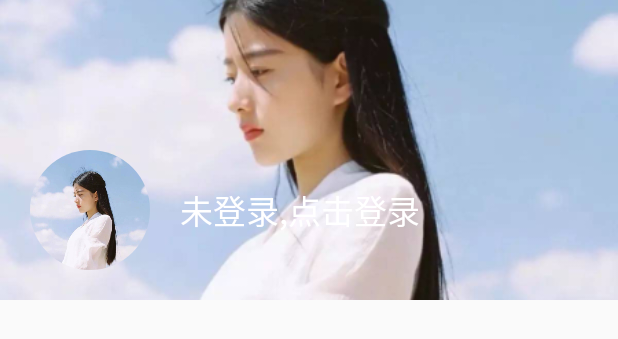
After one commit to WuMeng-1993/Kotlin-WanAndroid, an Android app: the layout layout_navigation_header.xml on its own in the app's theme, with its tools: preview values and no code run, on a phone screen of 412 x 824 dp. The commit adds this screen. Shown: the top 339 px of the screen. Run offline under Robolectric (Android 15) with nearby library versions, the phone set to English and light mode, and no system bars.

Commit message:
添加主页面的侧滑布局

```diff
--- a/app/build.gradle
+++ b/app/build.gradle
@@ -32,4 +32,5 @@ dependencies {
     api rootProject.ext.dependencies['lottie']
     api rootProject.ext.dependencies['statusbar-util']
     api rootProject.ext.dependencies['eventbus']
+    api rootProject.ext.dependencies['circleimageview']
 }
--- a/app/src/main/java/com/estsh/kotlin_wanandroid/main/SplashActivity.kt
+++ b/app/src/main/java/com/estsh/kotlin_wanandroid/main/SplashActivity.kt
@@ -43,7 +43,8 @@ class SplashActivity : BaseActivity() {
     }
 
     fun gotoMainActivity(): Unit {
-        gotoActivity(this,MainActivity().javaClass);
+        gotoActivity(this, MainActivity().javaClass);
         finish();
     }
+
 }
--- a/app/src/main/java/com/estsh/kotlin_wanandroid/utils/IntentUtils.kt
+++ b/app/src/main/java/com/estsh/kotlin_wanandroid/utils/IntentUtils.kt
@@ -10,7 +10,7 @@ import android.content.Intent
  * desc:
  */
 
-fun gotoActivity(activity: Activity,clazz: Class<Any>) {
-    val intent = Intent(activity,clazz);
+fun gotoActivity(activity: Activity, clazz: Class<Any>) {
+    val intent: Intent = Intent(activity, clazz);
     activity.startActivity(intent);
 }
--- /dev/null
+++ b/app/src/main/res/layout/layout_navigation_header.xml
@@ -0,0 +1,45 @@
+<?xml version="1.0" encoding="utf-8"?>
+<RelativeLayout xmlns:android="http://schemas.android.com/apk/res/android"
+    android:layout_width="match_parent"
+    android:layout_height="200dp"
+    xmlns:app="http://schemas.android.com/apk/res-auto">
+
+    <ImageView
+        android:id="@+id/iv_avatar_background"
+        android:layout_width="match_parent"
+        android:layout_height="200dp"
+        android:scaleType="centerCrop"
+        android:src="@drawable/avatar" />
+
+    <LinearLayout
+        android:layout_width="match_parent"
+        android:layout_height="80dp"
+        android:layout_alignParentBottom="true"
+        android:layout_marginBottom="20dp"
+        android:orientation="horizontal"
+        android:paddingStart="20dp">
+
+        <de.hdodenhof.circleimageview.CircleImageView
+            android:id="@+id/iv_nav_avatar"
+            android:layout_width="80dp"
+            android:layout_height="80dp"
+            android:src="@drawable/avatar"
+            android:scaleType="centerCrop"
+            app:civ_border_color="#55FF0000"/>
+
+        <TextView
+            android:id="@+id/tv_nav_username"
+            android:layout_width="wrap_content"
+            android:layout_height="match_parent"
+            android:text="未登录,点击登录"
+            android:layout_gravity="center_vertical"
+            android:layout_marginStart="20dp"
+            android:gravity="center_vertical"
+            android:singleLine="true"
+            android:textColor="@android:color/white"
+            android:textSize="22sp"
+            android:ellipsize="end"/>
+
+    </LinearLayout>
+
+</RelativeLayout>
--- a/build.gradle
+++ b/build.gradle
@@ -1,7 +1,7 @@
 // Top-level build file where you can add configuration options common to all sub-projects/modules.
 apply from: "config.gradle"
 buildscript {
-    ext.kotlin_version = '1.3.50'
+    ext.kotlin_version = '1.3.61'
     repositories {
         google()
         jcenter()
--- a/config.gradle
+++ b/config.gradle
@@ -19,6 +19,7 @@ ext {
             "constraintlayout": 'androidx.constraintlayout:constraintlayout:1.1.3',
             "lottie"          : 'com.airbnb.android:lottie:3.2.2',
             "statusbar-util"  : 'com.jaeger.statusbarutil:library:1.5.1',
-            "eventbus"        : 'org.greenrobot:eventbus:3.1.1'
+            "eventbus"        : 'org.greenrobot:eventbus:3.1.1',
+            "circleimageview" : 'de.hdodenhof:circleimageview:3.0.1'
     ]
 }
```
Also changed, not shown: app/src/main/res/drawable/ic_about.xml (added, +13 -0 lines), app/src/main/res/drawable/ic_favorite_stroke.xml (added, +10 -0 lines), app/src/main/res/drawable/ic_meizi.xml (added, +13 -0 lines), app/src/main/res/drawable/ic_setting.xml (added, +10 -0 lines), app/src/main/res/layout/activity_main.xml (+21 -11 lines), app/src/main/res/menu/menu_navigation.xml (added, +24 -0 lines), app/src/main/res/drawable-xxxhdpi/avatar.jpeg (added).
